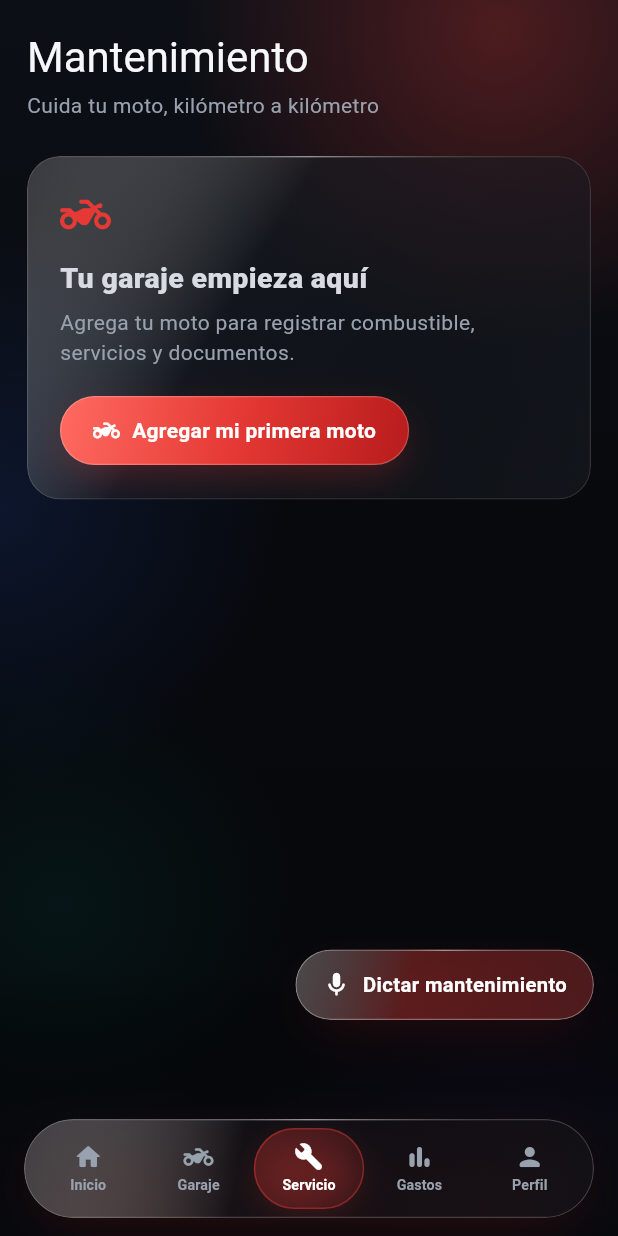
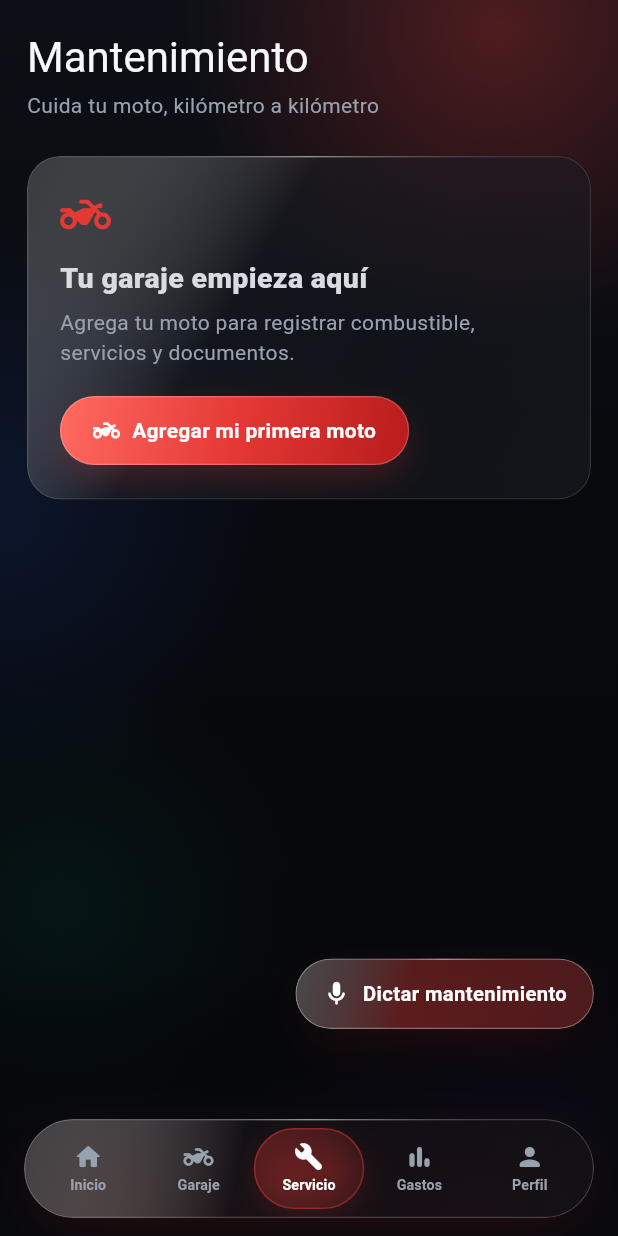
Before and after one commit to DanielELpro321/Mi-garaje-app, a Flutter app: the screen it shows after launch, item 3 of the bottom bar chosen, on a phone screen of 412 x 824 dp. Run offline on Flutter 3.47's test engine with Material 3 defaults, Android fonts, the phone set to English and light mode, and no system bars; our stand-ins replace file_picker, image_picker, shared_preferences, speech_to_text; missing offline and left inert: google_mlkit_text_recognition.

Commit message:
fix: lower floating dictation button further (closer to bottom nav)

```diff
--- a/app_flutter/lib/main.dart
+++ b/app_flutter/lib/main.dart
@@ -952,7 +952,7 @@ class _GarageAppState extends State<GarageApp> {
               ),
               floatingActionButton: Padding(
                 padding: EdgeInsets.only(
-                  bottom: MediaQuery.of(context).padding.bottom + 50,
+                  bottom: MediaQuery.of(context).padding.bottom + 44,
                 ),
                 child: switch (_tab) {
                 2 => _LiquidFab(
```
